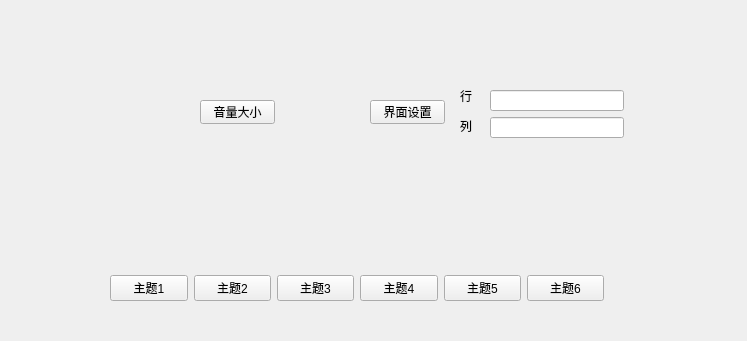
Before: the Qt Designer form setup.ui in Nahjs/Bejeweled, drawn with Qt 5.
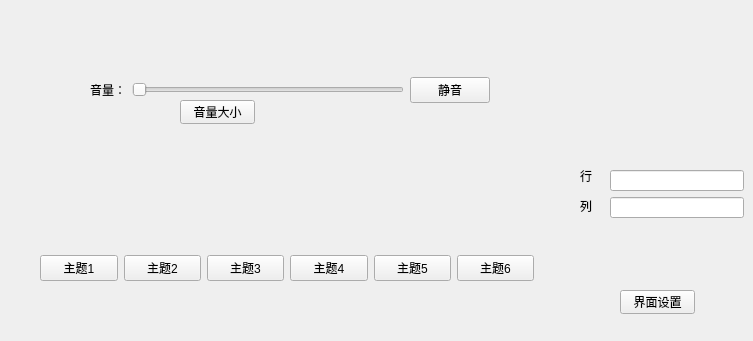
After: the same form once the commit is applied. Icons and pictures are not drawn.

Patch:
```diff
--- a/setup.ui
+++ b/setup.ui
@@ -6,7 +6,7 @@
    <rect>
     <x>0</x>
     <y>0</y>
-    <width>747</width>
+    <width>753</width>
     <height>341</height>
    </rect>
   </property>
@@ -16,8 +16,8 @@
   <widget class="QWidget" name="layoutWidget">
    <property name="geometry">
     <rect>
-     <x>110</x>
-     <y>190</y>
+     <x>40</x>
+     <y>170</y>
      <width>494</width>
      <height>111</height>
     </rect>
@@ -157,7 +157,7 @@
   <widget class="QPushButton" name="musicSetButton">
    <property name="geometry">
     <rect>
-     <x>200</x>
+     <x>180</x>
      <y>100</y>
      <width>75</width>
      <height>24</height>
@@ -170,8 +170,8 @@
   <widget class="QPushButton" name="sizeSetButton">
    <property name="geometry">
     <rect>
-     <x>370</x>
-     <y>100</y>
+     <x>620</x>
+     <y>290</y>
      <width>75</width>
      <height>24</height>
     </rect>
@@ -183,8 +183,8 @@
   <widget class="QLabel" name="label">
    <property name="geometry">
     <rect>
-     <x>460</x>
-     <y>80</y>
+     <x>580</x>
+     <y>160</y>
      <width>31</width>
      <height>31</height>
     </rect>
@@ -196,8 +196,8 @@
   <widget class="QLabel" name="label_7">
    <property name="geometry">
     <rect>
-     <x>460</x>
-     <y>110</y>
+     <x>580</x>
+     <y>190</y>
      <width>31</width>
      <height>31</height>
     </rect>
@@ -206,11 +206,11 @@
     <string>列</string>
    </property>
   </widget>
-  <widget class="QWidget" name="layoutWidget">
+  <widget class="QWidget" name="sizeInputLayoutWidget">
    <property name="geometry">
     <rect>
-     <x>490</x>
-     <y>90</y>
+     <x>610</x>
+     <y>170</y>
      <width>134</width>
      <height>48</height>
     </rect>
@@ -224,6 +224,46 @@
     </item>
    </layout>
   </widget>
+  <widget class="QWidget" name="audioControlWidget">
+   <property name="geometry">
+    <rect>
+     <x>90</x>
+     <y>50</y>
+     <width>400</width>
+     <height>80</height>
+    </rect>
+   </property>
+   <layout class="QVBoxLayout" name="verticalLayout_audio">
+    <item>
+     <layout class="QHBoxLayout" name="horizontalLayout_volume">
+      <item>
+       <widget class="QLabel" name="label_volume">
+        <property name="text">
+         <string>音量：</string>
+        </property>
+       </widget>
+      </item>
+      <item>
+       <widget class="QSlider" name="volumeSlider">
+        <property name="orientation">
+         <enum>Qt::Horizontal</enum>
+        </property>
+       </widget>
+      </item>
+      <item>
+       <widget class="QPushButton" name="muteButton">
+        <property name="text">
+         <string>静音</string>
+        </property>
+        <property name="checkable">
+         <bool>true</bool>
+        </property>
+       </widget>
+      </item>
+     </layout>
+    </item>
+   </layout>
+  </widget>
  </widget>
  <resources/>
  <connections/>
```
Left out of the diff: 2 changed lines with no effect on the pictures.
